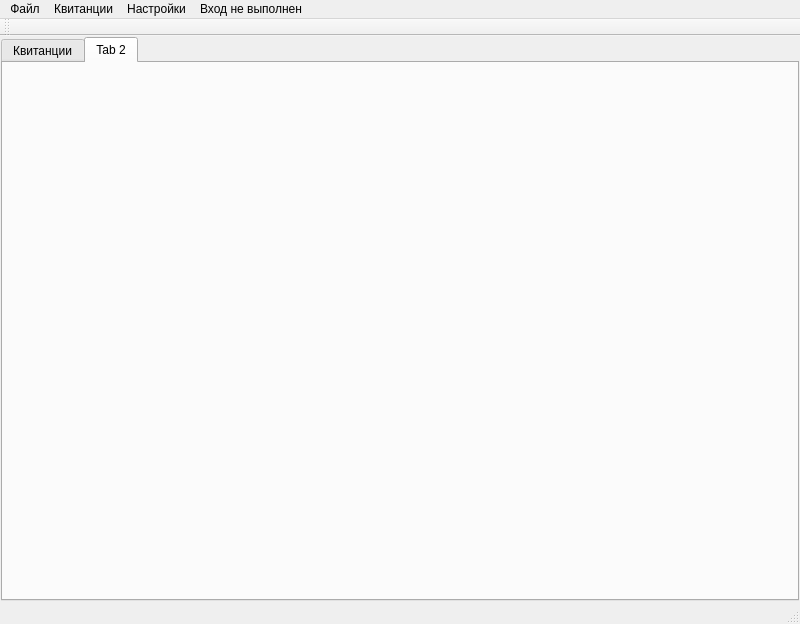
The window that mainwindow.ui (eboladev/XPPC) describes before a commit, drawn with Qt 5.
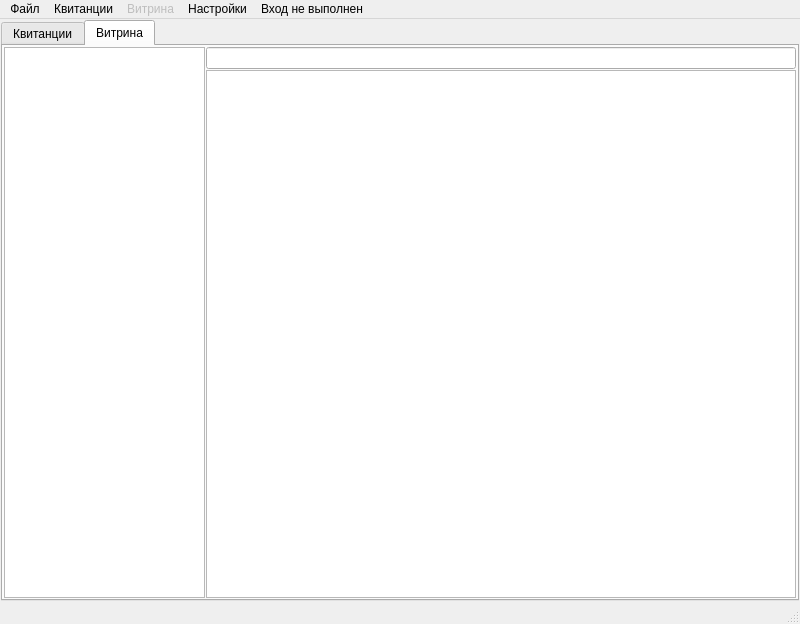
The same window after the commit. The open tabs and pages were chosen to show the change.

Commit message: product category manager, basic showcase widget

The edit to the form file:
```diff
--- a/mainwindow.ui
+++ b/mainwindow.ui
@@ -281,8 +281,76 @@
       </widget>
       <widget class="QWidget" name="tab_2">
        <attribute name="title">
-        <string>Tab 2</string>
+        <string>Витрина</string>
        </attribute>
+       <layout class="QGridLayout" name="gridLayout_6">
+        <property name="margin">
+         <number>1</number>
+        </property>
+        <property name="spacing">
+         <number>1</number>
+        </property>
+        <item row="0" column="0">
+         <widget class="QTreeView" name="treeViewCategory">
+          <property name="maximumSize">
+           <size>
+            <width>201</width>
+            <height>16777215</height>
+           </size>
+          </property>
+          <property name="editTriggers">
+           <set>QAbstractItemView::DoubleClicked</set>
+          </property>
+          <property name="alternatingRowColors">
+           <bool>true</bool>
+          </property>
+          <property name="indentation">
+           <number>5</number>
+          </property>
+         </widget>
+        </item>
+        <item row="0" column="1">
+         <layout class="QVBoxLayout" name="verticalLayout_2">
+          <property name="spacing">
+           <number>1</number>
+          </property>
+          <item>
+           <widget class="QLineEdit" name="lineEditFilter"/>
+          </item>
+          <item>
+           <widget class="QTableView" name="tableViewProducts">
+            <property name="horizontalScrollBarPolicy">
+             <enum>Qt::ScrollBarAsNeeded</enum>
+            </property>
+            <property name="editTriggers">
+             <set>QAbstractItemView::NoEditTriggers</set>
+            </property>
+            <property name="alternatingRowColors">
+             <bool>true</bool>
+            </property>
+            <property name="selectionMode">
+             <enum>QAbstractItemView::SingleSelection</enum>
+            </property>
+            <property name="selectionBehavior">
+             <enum>QAbstractItemView::SelectRows</enum>
+            </property>
+            <attribute name="horizontalHeaderHighlightSections">
+             <bool>false</bool>
+            </attribute>
+            <attribute name="verticalHeaderDefaultSectionSize">
+             <number>20</number>
+            </attribute>
+            <attribute name="verticalHeaderHighlightSections">
+             <bool>false</bool>
+            </attribute>
+            <attribute name="verticalHeaderMinimumSectionSize">
+             <number>10</number>
+            </attribute>
+           </widget>
+          </item>
+         </layout>
+        </item>
+       </layout>
       </widget>
      </widget>
     </item>
@@ -350,19 +418,33 @@
      <bool>false</bool>
     </property>
    </widget>
+   <widget class="QMenu" name="menuShowcase">
+    <property name="enabled">
+     <bool>false</bool>
+    </property>
+    <property name="title">
+     <string>Витрина</string>
+    </property>
+    <widget class="QMenu" name="menu">
+     <property name="title">
+      <string>Печать</string>
+     </property>
+     <addaction name="action_6"/>
+     <addaction name="action_7"/>
+     <addaction name="action_8"/>
+    </widget>
+    <addaction name="actionAddProduct"/>
+    <addaction name="actionSellProduct"/>
+    <addaction name="actionAttachToTicket"/>
+    <addaction name="actionAddProductCategory"/>
+    <addaction name="menu"/>
+   </widget>
    <addaction name="menuFile"/>
    <addaction name="menuTicket"/>
+   <addaction name="menuShowcase"/>
    <addaction name="menuSettings"/>
    <addaction name="menuCurrentUser"/>
   </widget>
-  <widget class="QToolBar" name="mainToolBar">
-   <attribute name="toolBarArea">
-    <enum>TopToolBarArea</enum>
-   </attribute>
-   <attribute name="toolBarBreak">
-    <bool>false</bool>
-   </attribute>
-  </widget>
   <widget class="QStatusBar" name="statusBar"/>
   <action name="actionConnect">
    <property name="text">
```
Left out of the diff: 48 changed lines with no effect on the pictures. The commit also changes 6 other files.
